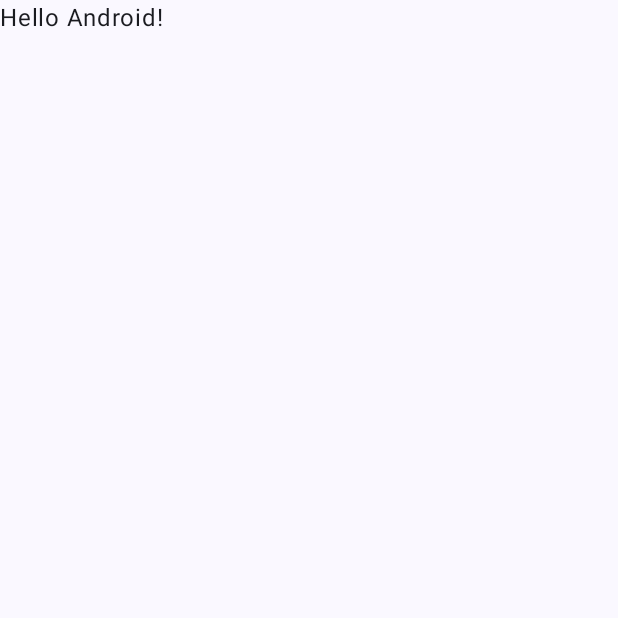
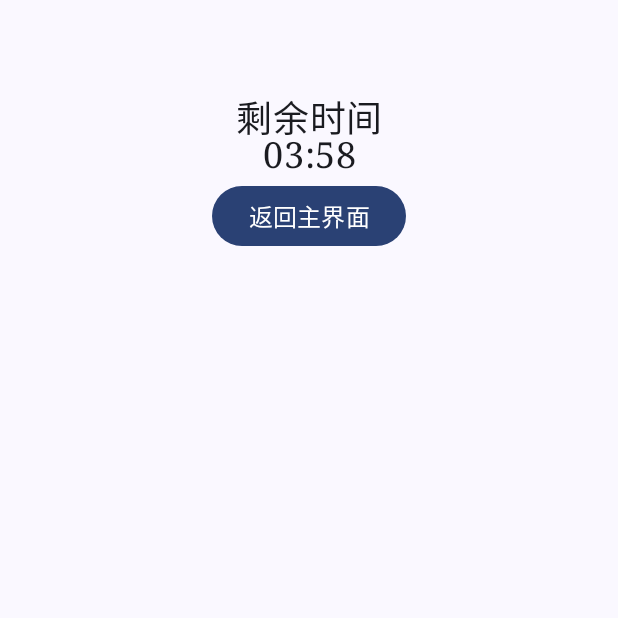
Before and after one commit to aski0006/-, an Android app built with Jetpack Compose: the GameActivity screen opened directly, with no data from a screen before it, on a phone screen of 412 x 824 dp, the top half of it. Before the commit the part shown is almost empty. Run offline under Robolectric (Android 15) with nearby library versions, the phone set to English and light mode, and no system bars; 1 statement that could not run was skipped.

Commit message:
更新GameActivity的倒计时功能

```diff
--- a/SaoLei_Game/app/src/main/java/com/example/project/GameActivity.kt
+++ b/SaoLei_Game/app/src/main/java/com/example/project/GameActivity.kt
@@ -1,29 +1,97 @@
 package com.example.project
 
+import android.content.Intent
 import android.os.Bundle
 import androidx.activity.ComponentActivity
 import androidx.activity.compose.setContent
 import androidx.activity.enableEdgeToEdge
+import androidx.compose.foundation.layout.Column
+import androidx.compose.foundation.layout.Spacer
 import androidx.compose.foundation.layout.fillMaxSize
+import androidx.compose.foundation.layout.fillMaxWidth
+import androidx.compose.foundation.layout.height
 import androidx.compose.foundation.layout.padding
+import androidx.compose.material3.Button
 import androidx.compose.material3.Scaffold
 import androidx.compose.material3.Text
 import androidx.compose.runtime.Composable
+import androidx.compose.runtime.mutableStateOf
+import androidx.compose.runtime.remember
+import androidx.compose.ui.Alignment
 import androidx.compose.ui.Modifier
-import androidx.compose.ui.tooling.preview.Preview
+import androidx.compose.ui.platform.LocalContext
+import androidx.compose.ui.text.style.TextAlign
+import androidx.compose.ui.unit.dp
+import androidx.compose.ui.unit.sp
+import com.example.project.game_components.DisplayGameTime
+import com.example.project.game_functions.generateRandomMinesList
 import com.example.project.ui.theme.ProjectTheme
+import kotlin.time.Duration.Companion.minutes
+
+/**
+ * 游戏状态的枚举类。
+ *
+ * 该枚举类定义了游戏可能的几种状态：
+ * - PROCESSING: 游戏正在处理中。
+ * - ENDING: 游戏即将结束。
+ * - SUCCESSFUL: 游戏成功完成。
+ */
+enum class GameState {
+    /** 游戏正在处理中 */
+    PROCESSING,
+
+    /** 游戏即将结束 */
+    ENDING,
+
+    /** 游戏成功完成 */
+    SUCCESSFUL
+}
+
+/**
+ * 操作状态的枚举类。
+ *
+ * 该枚举类定义了操作可能的几种状态：
+ * - DO_FLAG: 进行旗帜操作。
+ * - DO_MINE: 进行扫雷操作。
+ * - OVER: 操作结束。
+ */
+enum class OperatorState {
+    /** 进行旗帜操作 */
+    DO_FLAG,
+
+    /** 进行扫雷操作 */
+    DO_MINE,
+
+    /** 操作结束 */
+    OVER
+}
 
 class GameActivity : ComponentActivity() {
     override fun onCreate(savedInstanceState: Bundle?) {
         super.onCreate(savedInstanceState)
         enableEdgeToEdge()
+        val gridSize = intent.getIntExtra("gridSize", 8) // 默认值为8
+        val mineNumber = intent.getIntExtra("mineNumber", 10) // 默认值为10
+        val gameTime= (intent.getIntExtra("gameTime", 4)).minutes
         setContent {
             ProjectTheme {
+                val gameState = remember { mutableStateOf(GameState.PROCESSING) }
+                val operatorState = remember { mutableStateOf(OperatorState.DO_MINE) }
+                val showAnswer = remember { mutableStateOf(false) }
+                val mineData = generateRandomMinesList(gridSize, mineNumber)
                 Scaffold(modifier = Modifier.fillMaxSize()) { innerPadding ->
-                    Greeting(
-                        name = "Android",
-                        modifier = Modifier.padding(innerPadding)
-                    )
+                    Column(
+                        modifier = Modifier
+                            .padding(10.dp)
+                            .fillMaxWidth(),
+                        horizontalAlignment = Alignment.CenterHorizontally // 水平居中
+                    ){
+                        Spacer(modifier = Modifier.height(50.dp))
+                        if (gameState.value == GameState.PROCESSING) {
+                            DisplayGameTime(gameTime, gameState)
+                        }
+                        ReturnMainActivity()
+                    }
                 }
             }
         }
@@ -31,17 +99,17 @@ class GameActivity : ComponentActivity() {
 }
 
 @Composable
-fun Greeting(name: String, modifier: Modifier = Modifier) {
-    Text(
-        text = "Hello $name!",
-        modifier = modifier
-    )
-}
-
-@Preview(showBackground = true)
-@Composable
-fun GreetingPreview() {
-    ProjectTheme {
-        Greeting("Android")
+fun ReturnMainActivity() {
+    val context = LocalContext.current
+    Button(
+        onClick = {
+            context.startActivity(Intent(context, MainActivity::class.java))
+        }
+    ) {
+        Text(
+            text = "返回主界面",
+            fontSize = 16.sp,
+            textAlign = TextAlign.Center
+        )
     }
 }
--- /dev/null
+++ b/SaoLei_Game/app/src/main/java/com/example/project/game_components/DisplayGameTime.kt
@@ -0,0 +1,60 @@
+package com.example.project.game_components
+
+import androidx.compose.material3.Text
+import androidx.compose.runtime.Composable
+import androidx.compose.runtime.LaunchedEffect
+import androidx.compose.runtime.MutableState
+import androidx.compose.runtime.mutableStateOf
+import androidx.compose.runtime.remember
+import androidx.compose.ui.text.font.FontFamily
+import androidx.compose.ui.text.style.TextAlign
+import androidx.compose.ui.unit.sp
+import com.example.project.GameState
+import kotlinx.coroutines.delay
+import kotlin.time.Duration
+import kotlin.time.Duration.Companion.seconds
+
+/**
+ * 显示游戏剩余时间的组合函数。
+ *
+ * 该函数持续更新并显示游戏剩余时间，直至时间耗尽。每当剩余时间减少一秒时，时间会自动更新并显示新的时间。
+ * 当剩余时间减少到零时，游戏状态会更新为 [GameState.ENDING]。
+ *
+ * @param deathTime 游戏的总时长，即倒计时的初始值。
+ * @param gameState 游戏状态的可变状态，用于跟踪游戏的状态变化。
+ */
+@Composable
+fun DisplayGameTime(deathTime: Duration, gameState: MutableState<GameState>) {
+    // 使用 remember 保存剩余时间的状态，以在组合中保持其值
+    val timeLeft: MutableState<Duration> = remember {
+        mutableStateOf(deathTime)
+    }
+
+    // LaunchedEffect 用于在组合中启动协程，当 timeLeft 状态变化时自动重启
+    LaunchedEffect(Unit) {
+        // 循环更新剩余时间，直到时间耗尽
+        while (timeLeft.value > Duration.ZERO) {
+            // 获取当前剩余时间
+            val currentTime = timeLeft.value
+            // 减少一秒并更新状态
+            timeLeft.value = currentTime - 1.seconds
+            // 等待一秒后继续
+            delay(1000)
+        }
+        // 当时间耗尽时，将游戏状态更新为 ENDING
+        gameState.value = GameState.ENDING
+    }
+
+    // 显示倒计时
+    val minutes = timeLeft.value.inWholeMinutes
+    val seconds = timeLeft.value.inWholeSeconds % 60
+    val formattedTime = "%02d:%02d".format(minutes, seconds)
+
+    // 显示剩余时间的文本组件
+    Text(
+        text = "剩余时间\n$formattedTime",
+        fontSize = 24.sp,
+        fontFamily = FontFamily.Serif, // 使用黑体字体
+        textAlign = TextAlign.Center
+    )
+}
```
Also changed, not shown: SaoLei_Game/app/src/main/java/com/example/project/MainActivity.kt (+6 -7 lines).
